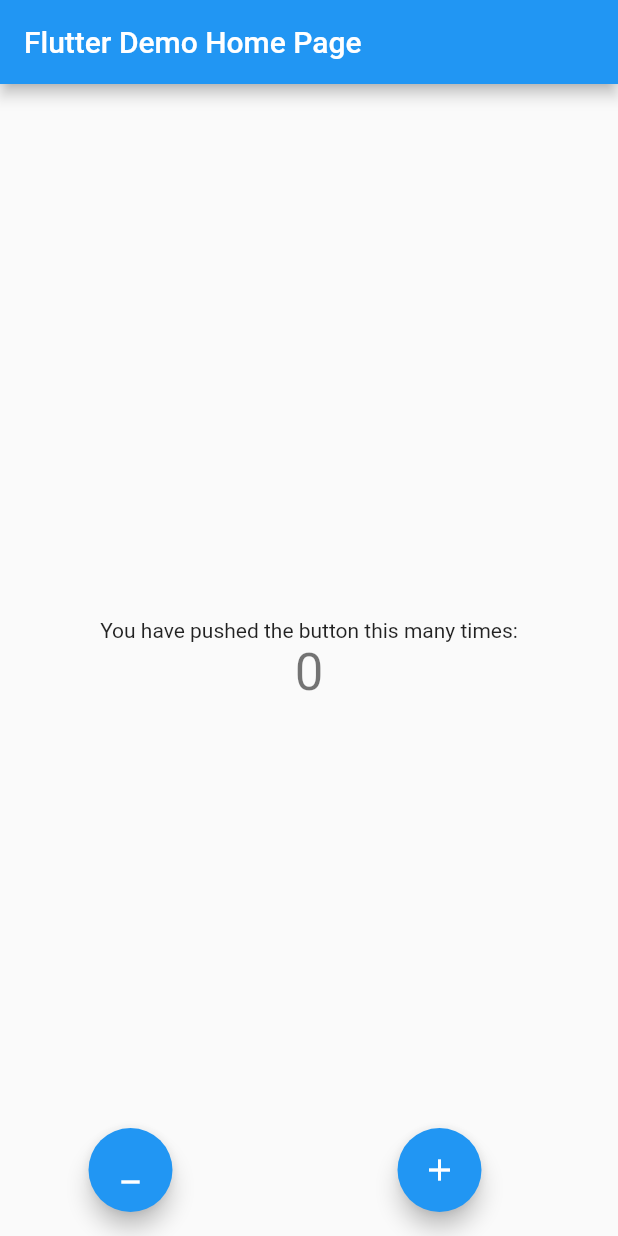
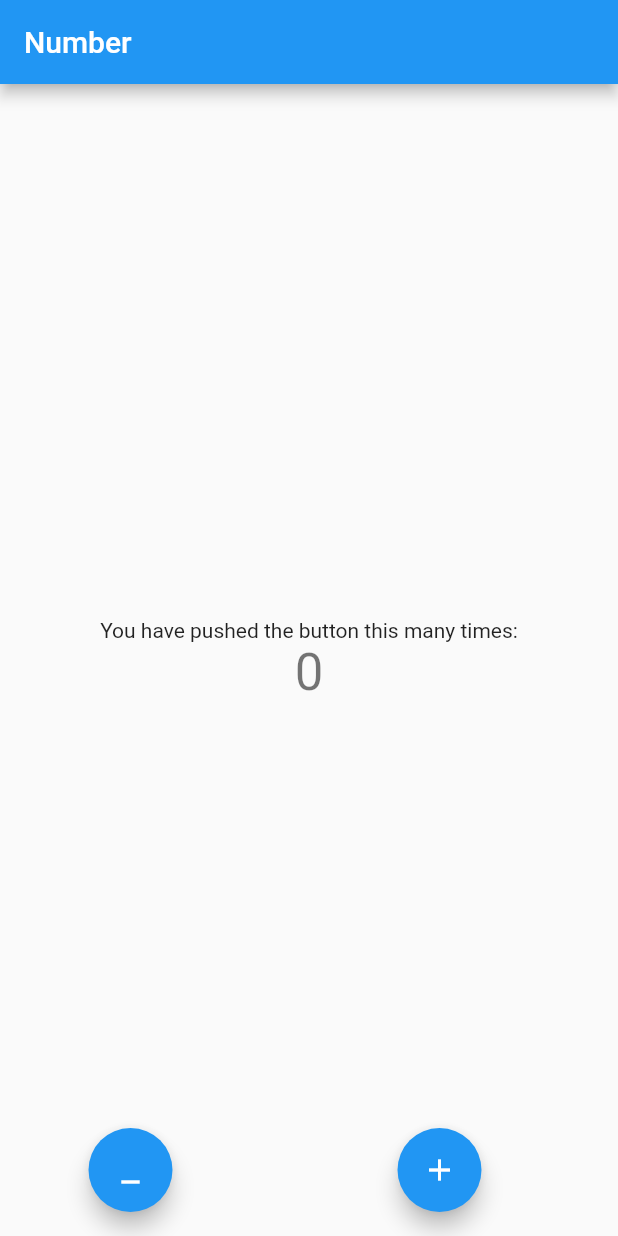
Before and after one commit to rddewan/flutter_riverpod_demo, a Flutter app: the screen it shows after launch, after a tap on the "minimize" icon, after a tap on the "add" icon, on a phone screen of 412 x 824 dp. Run offline on Flutter 3.47's test engine with Material 2 defaults, Android fonts, the phone set to English and light mode, and no system bars; our stand-ins replace flutter_riverpod.

Commit message:
lesson 2

```diff
--- /dev/null
+++ b/lib/controller/number_controller.dart
@@ -0,0 +1,28 @@
+
+import 'package:flutter_riverpod/flutter_riverpod.dart';
+import 'package:flutter_riverpod_demo/repository/number_repository.dart';
+import 'package:flutter_riverpod_demo/state/number_state.dart';
+
+
+final numberControllerProvider = StateNotifierProvider<NumberController,NumberState>((ref) {
+  final _repository = ref.watch(numberRepositoryProvider);
+
+  return NumberController(_repository,NumberState(generatedNumber: 0));
+});
+
+class NumberController extends StateNotifier<NumberState> {
+  final NumberRepository _repository;
+  NumberController(this._repository, NumberState state) : super(state);
+
+  void increment(int value){
+
+    final s =  NumberState(generatedNumber: 0);
+    state = s;
+
+  }
+
+  void decrement(int value){
+    state = state.copyWith(generatedNumber: value);
+  }
+
+}
--- a/lib/main.dart
+++ b/lib/main.dart
@@ -1,6 +1,7 @@
 import 'package:flutter/material.dart';
 import 'package:flutter_riverpod/flutter_riverpod.dart';
 import 'package:flutter_riverpod_demo/number_change_notifier.dart';
+import 'package:flutter_riverpod_demo/screen/number_screen.dart';
 
 void main() {
   runApp(
@@ -22,7 +23,7 @@ class MyApp extends StatelessWidget {
 
         primarySwatch: Colors.blue,
       ),
-      home: const MyHomePage(title: 'Flutter Demo Home Page'),
+      home: const NumberScreen(),
     );
   }
 }
@@ -42,7 +43,6 @@ class _MyHomePageState extends ConsumerState<MyHomePage> {
   @override
   Widget build(BuildContext context) {
     debugPrint('---Rebuild----');
-    final state = ref.watch(numberChangeNotifierProvider);
 
     return Scaffold(
       appBar: AppBar(
@@ -55,9 +55,16 @@ class _MyHomePageState extends ConsumerState<MyHomePage> {
             const Text(
               'You have pushed the button this many times:',
             ),
-            Text(
-              '${state.generatedNumber}',
-              style: Theme.of(context).textTheme.headline4,
+            Consumer(
+              builder: (context, ref, child) {
+                 debugPrint('---Consumer Rebuild----');
+                final state = ref.watch(numberChangeNotifierProvider);
+
+                return Text(
+                  '${state.generatedNumber}',
+                  style: Theme.of(context).textTheme.headline4,
+                );
+              }
             ),
           ],
         ),
--- /dev/null
+++ b/lib/repository/number_repository.dart
@@ -0,0 +1,9 @@
+
+import 'package:flutter_riverpod/flutter_riverpod.dart';
+
+final numberRepositoryProvider = Provider<NumberRepository>((ref) {
+  return NumberRepository();
+});
+class NumberRepository{
+
+}
--- /dev/null
+++ b/lib/screen/number_screen.dart
@@ -0,0 +1,67 @@
+
+import 'package:flutter/material.dart';
+import 'package:flutter_riverpod/flutter_riverpod.dart';
+import 'package:flutter_riverpod_demo/controller/number_controller.dart';
+
+class NumberScreen extends ConsumerStatefulWidget {
+  const NumberScreen({Key? key}) : super(key: key);
+
+  @override
+  ConsumerState<NumberScreen> createState() => _NumberScreenState();
+}
+
+class _NumberScreenState extends ConsumerState<NumberScreen> {
+  int _generatedNumber = 0;
+
+  @override
+  Widget build(BuildContext context) {
+    return Scaffold(
+      appBar: AppBar(
+        title: const Text('Number'),
+      ),
+      body: Center(
+        child: Column(
+          mainAxisAlignment: MainAxisAlignment.center,
+          children: <Widget>[
+            const Text(
+              'You have pushed the button this many times:',
+            ),
+            Consumer(
+              builder: (context, ref, child) {
+                 debugPrint('---Consumer Rebuild----');
+                final state = ref.watch(numberControllerProvider);
+                _generatedNumber = state.generatedNumber;
+
+                return Text(
+                  '${state.generatedNumber}',
+                  style: Theme.of(context).textTheme.headline4,
+                );
+              }
+            ),
+          ],
+        ),
+      ),
+      floatingActionButton: Row(
+        mainAxisAlignment: MainAxisAlignment.spaceAround,
+        children: [
+           FloatingActionButton(
+            onPressed:  () {
+              _generatedNumber--;
+              ref.read(numberControllerProvider.notifier).decrement(_generatedNumber);
+            },
+            tooltip: 'Decrement',
+            child: const Icon(Icons.minimize),
+          ),
+          FloatingActionButton(
+            onPressed:  () {
+              _generatedNumber++;
+              ref.read(numberControllerProvider.notifier).increment(_generatedNumber);
+            },
+            tooltip: 'Increment',
+            child: const Icon(Icons.add),
+          ),
+        ],
+      )
+    );
+  }
+}
```
Also changed, not shown: lib/state/number_state.dart (added, +33 -0 lines).
